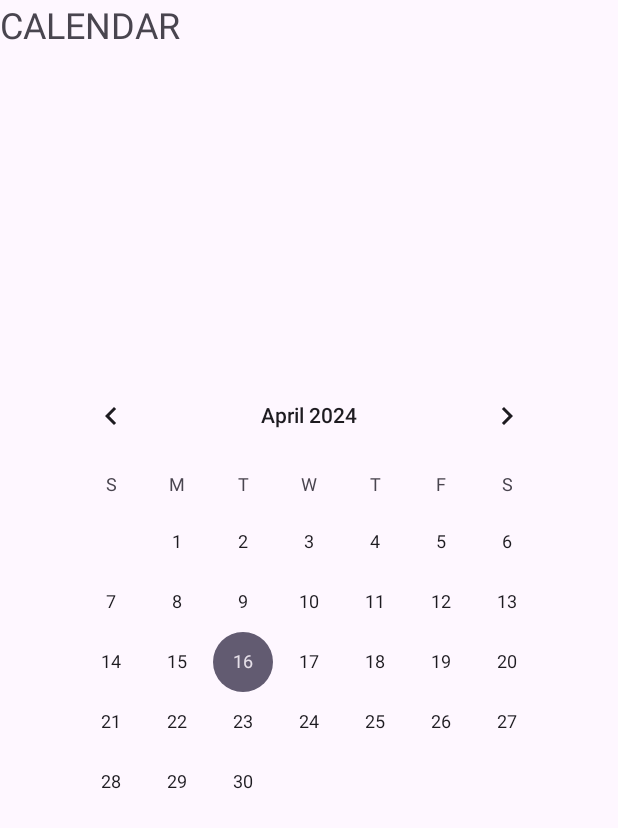
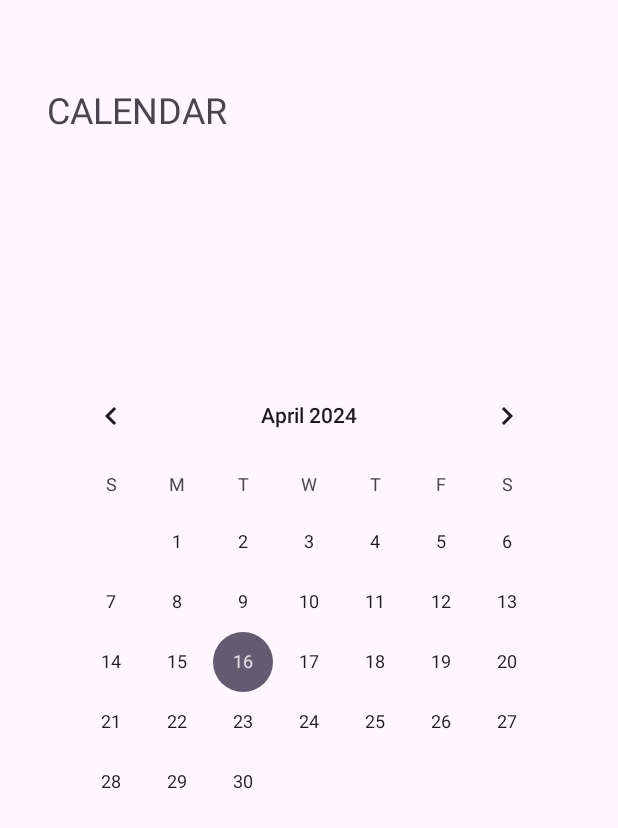
Before and after one commit to barbioo/UniPlan, an Android app: the calendar screen opened directly, with no data from a screen before it, on a phone screen of 412 x 824 dp. Shown: the top 828 px of the screen. Run offline under Robolectric (Android 15) with nearby library versions, the phone set to English and light mode, and no system bars.

Commit message:
Funzionamento Bottoni

```diff
--- a/app/src/main/res/layout/activity_calendar.xml
+++ b/app/src/main/res/layout/activity_calendar.xml
@@ -22,6 +22,10 @@
         android:layout_height="48dp"
         android:text="CALENDAR"
         android:textSize="24dp"
-        tools:layout_editor_absoluteX="29dp"
-        tools:layout_editor_absoluteY="50dp" />
+        app:layout_constraintBottom_toBottomOf="parent"
+        app:layout_constraintEnd_toEndOf="parent"
+        app:layout_constraintHorizontal_bias="0.16"
+        app:layout_constraintStart_toStartOf="parent"
+        app:layout_constraintTop_toTopOf="parent"
+        app:layout_constraintVertical_bias="0.073" />
 </androidx.constraintlayout.widget.ConstraintLayout>
--- a/app/src/main/res/layout/activity_main.xml
+++ b/app/src/main/res/layout/activity_main.xml
@@ -53,6 +53,7 @@
         android:layout_width="207dp"
         android:layout_height="53dp"
         android:text="Plan"
+        android:onClick="Plan"
         app:layout_constraintBottom_toBottomOf="parent"
         app:layout_constraintEnd_toEndOf="parent"
         app:layout_constraintHorizontal_bias="0.504"
@@ -198,6 +199,7 @@
         android:layout_width="103dp"
         android:layout_height="106dp"
         android:text="MY SUMMARIES"
+        android:onClick="mySummaries"
         app:layout_constraintBottom_toBottomOf="parent"
         app:layout_constraintEnd_toEndOf="parent"
         app:layout_constraintHorizontal_bias="0.668"
@@ -211,6 +213,7 @@
         android:layout_width="103dp"
         android:layout_height="106dp"
         android:text="CALENDAR"
+        android:onClick="Calendar"
         app:layout_constraintBottom_toBottomOf="parent"
         app:layout_constraintEnd_toEndOf="parent"
         app:layout_constraintHorizontal_bias="1.0"
```
Also changed, not shown: app/src/main/java/com/main/uniplan/MainActivity.kt (+21 -0 lines).
